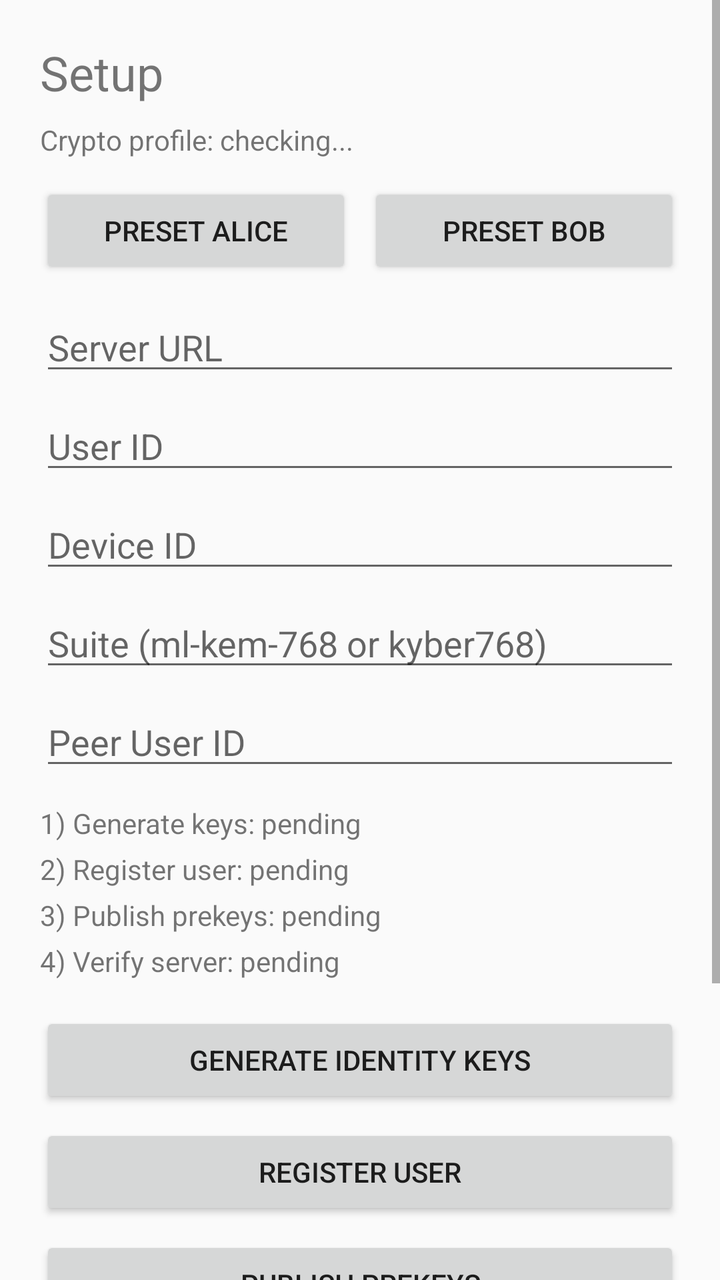
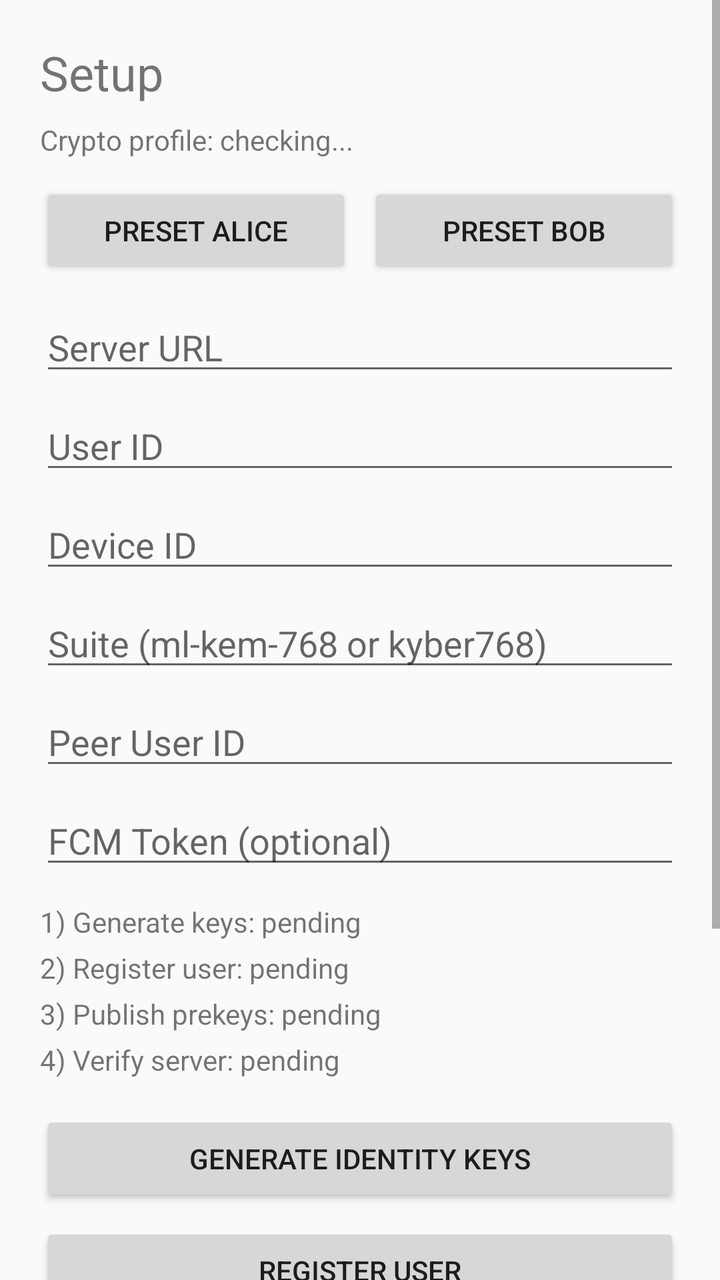

Before-and-after screenshots of an Android layout around one commit, followed by the original layout XML and the change that was made.
<!-- AndroidManifest.xml: application theme Theme.AppCompat.Light.NoActionBar -->
<!-- res/layout/activity_setup.xml -->
<?xml version="1.0" encoding="utf-8"?>
<ScrollView xmlns:android="http://schemas.android.com/apk/res/android"
    android:layout_width="match_parent"
    android:layout_height="match_parent">

    <LinearLayout
        android:layout_width="match_parent"
        android:layout_height="wrap_content"
        android:orientation="vertical"
        android:padding="20dp">

        <TextView
            android:layout_width="wrap_content"
            android:layout_height="wrap_content"
            android:text="@string/setup_title"
            android:textSize="24sp" />

        <TextView
            android:id="@+id/textCryptoProfile"
            android:layout_width="match_parent"
            android:layout_height="wrap_content"
            android:layout_marginTop="8dp"
            android:text="@string/setup_crypto_profile_loading" />

        <LinearLayout
            android:layout_width="match_parent"
            android:layout_height="wrap_content"
            android:layout_marginTop="12dp"
            android:orientation="horizontal">

            <Button
                android:id="@+id/buttonPresetAlice"
                android:layout_width="0dp"
                android:layout_height="wrap_content"
                android:layout_weight="1"
                android:text="@string/button_preset_alice" />

            <Button
                android:id="@+id/buttonPresetBob"
                android:layout_width="0dp"
                android:layout_height="wrap_content"
                android:layout_marginStart="8dp"
                android:layout_weight="1"
                android:text="@string/button_preset_bob" />
        </LinearLayout>

        <EditText
            android:id="@+id/editServer"
            android:layout_width="match_parent"
            android:layout_height="wrap_content"
            android:layout_marginTop="12dp"
            android:hint="@string/hint_server"
            android:inputType="textUri" />

        <EditText
            android:id="@+id/editUser"
            android:layout_width="match_parent"
            android:layout_height="wrap_content"
            android:layout_marginTop="8dp"
            android:hint="@string/hint_user"
            android:inputType="text" />

        <EditText
            android:id="@+id/editDevice"
            android:layout_width="match_parent"
            android:layout_height="wrap_content"
            android:layout_marginTop="8dp"
            android:hint="@string/hint_device"
            android:inputType="text" />

        <EditText
            android:id="@+id/editSuite"
            android:layout_width="match_parent"
            android:layout_height="wrap_content"
            android:layout_marginTop="8dp"
            android:hint="@string/hint_suite"
            android:inputType="text" />

        <EditText
            android:id="@+id/editPeer"
            android:layout_width="match_parent"
            android:layout_height="wrap_content"
            android:layout_marginTop="8dp"
            android:hint="@string/hint_peer"
            android:inputType="text" />

        <TextView
            android:id="@+id/textStepKeys"
            android:layout_width="match_parent"
            android:layout_height="wrap_content"
            android:layout_marginTop="12dp"
            android:text="@string/setup_step_keys_pending" />

        <TextView
            android:id="@+id/textStepRegister"
            android:layout_width="match_parent"
            android:layout_height="wrap_content"
            android:layout_marginTop="4dp"
            android:text="@string/setup_step_register_pending" />

        <TextView
            android:id="@+id/textStepPublish"
            android:layout_width="match_parent"
            android:layout_height="wrap_content"
            android:layout_marginTop="4dp"
            android:text="@string/setup_step_publish_pending" />

        <TextView
            android:id="@+id/textStepVerify"
            android:layout_width="match_parent"
            android:layout_height="wrap_content"
            android:layout_marginTop="4dp"
            android:text="@string/setup_step_verify_pending" />

        <Button
            android:id="@+id/buttonGenerate"
            android:layout_width="match_parent"
            android:layout_height="wrap_content"
            android:layout_marginTop="16dp"
            android:text="@string/button_generate" />

        <Button
            android:id="@+id/buttonRegister"
            android:layout_width="match_parent"
            android:layout_height="wrap_content"
            android:layout_marginTop="8dp"
            android:text="@string/button_register" />

        <Button
            android:id="@+id/buttonPublish"
            android:layout_width="match_parent"
            android:layout_height="wrap_content"
            android:layout_marginTop="8dp"
            android:text="@string/button_publish" />

        <Button
            android:id="@+id/buttonVerifyServer"
            android:layout_width="match_parent"
            android:layout_height="wrap_content"
            android:layout_marginTop="8dp"
            android:text="@string/button_verify_server" />

        <Button
            android:id="@+id/buttonOpenChat"
            android:layout_width="match_parent"
            android:layout_height="wrap_content"
            android:layout_marginTop="8dp"
            android:text="@string/button_open_chat" />

        <TextView
            android:id="@+id/textStatusSetup"
            android:layout_width="match_parent"
            android:layout_height="wrap_content"
            android:layout_marginTop="16dp"
            android:text="@string/status_ready" />

        <TextView
            android:id="@+id/textErrorSummarySetup"
            android:layout_width="match_parent"
            android:layout_height="wrap_content"
            android:layout_marginTop="8dp"
            android:textColor="#B00020"
            android:visibility="gone" />

        <Button
            android:id="@+id/buttonToggleErrorDetailsSetup"
            android:layout_width="match_parent"
            android:layout_height="wrap_content"
            android:layout_marginTop="4dp"
            android:text="@string/button_show_error_details"
            android:visibility="gone" />

        <TextView
            android:id="@+id/textErrorDetailsSetup"
            android:layout_width="match_parent"
            android:layout_height="wrap_content"
            android:layout_marginTop="4dp"
            android:background="#F1F1F1"
            android:padding="8dp"
            android:textIsSelectable="true"
            android:visibility="gone" />
    </LinearLayout>
</ScrollView>
<!-- resources referenced by this layout -->
<resources>
  <string name="button_generate">Generate Identity Keys</string>
  <string name="button_open_chat">Open Chat</string>
  <string name="button_preset_alice">Preset Alice</string>
  <string name="button_preset_bob">Preset Bob</string>
  <string name="button_publish">Publish Prekeys</string>
  <string name="button_register">Register User</string>
  <string name="button_show_error_details">Show technical details</string>
  <string name="button_verify_server">Verify Server</string>
  <string name="hint_device">Device ID</string>
  <string name="hint_peer">Peer User ID</string>
  <string name="hint_server">Server URL</string>
  <string name="hint_suite">Suite (ml-kem-768 or kyber768)</string>
  <string name="hint_user">User ID</string>
  <string name="setup_crypto_profile_loading">Crypto profile: checking...</string>
  <string name="setup_step_keys_pending">1) Generate keys: pending</string>
  <string name="setup_step_publish_pending">3) Publish prekeys: pending</string>
  <string name="setup_step_register_pending">2) Register user: pending</string>
  <string name="setup_step_verify_pending">4) Verify server: pending</string>
  <string name="setup_title">Setup</string>
  <string name="status_ready">Ready</string>
</resources>

<!-- the commit's change to res/layout/activity_setup.xml (unified diff, before → after) -->
@@ -82,6 +82,14 @@
             android:layout_height="wrap_content"
             android:layout_marginTop="8dp"
             android:hint="@string/hint_peer"
+            android:inputType="text" />
+
+        <EditText
+            android:id="@+id/editPushToken"
+            android:layout_width="match_parent"
+            android:layout_height="wrap_content"
+            android:layout_marginTop="8dp"
+            android:hint="@string/hint_push_token"
             android:inputType="text" />
 
         <TextView
<!-- resource entries referenced after the edit -->
@@ -10,6 +10,7 @@
   <string name="button_verify_server">Verify Server</string>
   <string name="hint_device">Device ID</string>
   <string name="hint_peer">Peer User ID</string>
+  <string name="hint_push_token">FCM Token (optional)</string>
   <string name="hint_server">Server URL</string>
   <string name="hint_suite">Suite (ml-kem-768 or kyber768)</string>
   <string name="hint_user">User ID</string>
